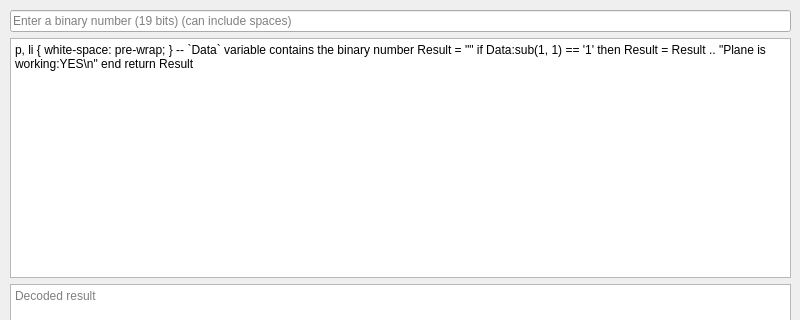
Old version of the form mainwindow.ui in the repository fomgleb/custom-bin-decoder; both pictures show x 0 to 800 and y 0 to 320 of the 800 by 600 pixel window.
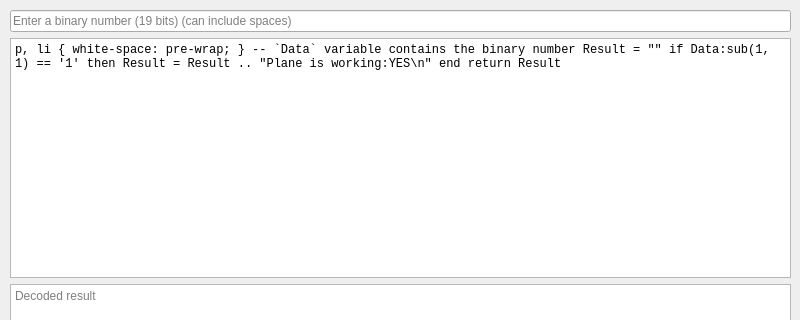
New version of the form.

Commit message: Change font in scriptTextEdit to Monospace

```diff
--- a/mainwindow.ui
+++ b/mainwindow.ui
@@ -54,19 +54,24 @@
      </item>
      <item>
       <widget class="QTextEdit" name="scriptTextEdit">
+       <property name="font">
+        <font>
+         <family>Monospace</family>
+        </font>
+       </property>
        <property name="html">
         <string>&lt;!DOCTYPE HTML PUBLIC &quot;-//W3C//DTD HTML 4.0//EN&quot; &quot;http://www.w3.org/TR/REC-html40/strict.dtd&quot;&gt;
 &lt;html&gt;&lt;head&gt;&lt;meta name=&quot;qrichtext&quot; content=&quot;1&quot; /&gt;&lt;style type=&quot;text/css&quot;&gt;
 p, li { white-space: pre-wrap; }
-&lt;/style&gt;&lt;/head&gt;&lt;body style=&quot; font-family:'Ubuntu'; font-size:10pt; font-weight:400; font-style:normal;&quot;&gt;
-&lt;p style=&quot; margin-top:0px; margin-bottom:0px; margin-left:0px; margin-right:0px; -qt-block-indent:0; text-indent:0px;&quot;&gt;&lt;span style=&quot; font-family:'Monospace';&quot;&gt;-- `Data` variable contains the binary number&lt;/span&gt;&lt;/p&gt;
-&lt;p style=&quot;-qt-paragraph-type:empty; margin-top:0px; margin-bottom:0px; margin-left:0px; margin-right:0px; -qt-block-indent:0; text-indent:0px; font-family:'Monospace';&quot;&gt;&lt;br /&gt;&lt;/p&gt;
-&lt;p style=&quot; margin-top:0px; margin-bottom:0px; margin-left:0px; margin-right:0px; -qt-block-indent:0; text-indent:0px;&quot;&gt;&lt;span style=&quot; font-family:'Monospace';&quot;&gt;Result = &amp;quot;&amp;quot;&lt;/span&gt;&lt;/p&gt;
-&lt;p style=&quot; margin-top:0px; margin-bottom:0px; margin-left:0px; margin-right:0px; -qt-block-indent:0; text-indent:0px;&quot;&gt;&lt;span style=&quot; font-family:'Monospace';&quot;&gt;if Data:sub(1, 1) == '1' then&lt;/span&gt;&lt;/p&gt;
-&lt;p style=&quot; margin-top:0px; margin-bottom:0px; margin-left:0px; margin-right:0px; -qt-block-indent:0; text-indent:0px;&quot;&gt;&lt;span style=&quot; font-family:'Monospace';&quot;&gt;	Result = Result .. &amp;quot;Plane is working:YES\n&amp;quot;&lt;/span&gt;&lt;/p&gt;
-&lt;p style=&quot; margin-top:0px; margin-bottom:0px; margin-left:0px; margin-right:0px; -qt-block-indent:0; text-indent:0px;&quot;&gt;&lt;span style=&quot; font-family:'Monospace';&quot;&gt;end&lt;/span&gt;&lt;/p&gt;
-&lt;p style=&quot;-qt-paragraph-type:empty; margin-top:0px; margin-bottom:0px; margin-left:0px; margin-right:0px; -qt-block-indent:0; text-indent:0px; font-family:'Monospace';&quot;&gt;&lt;br /&gt;&lt;/p&gt;
-&lt;p style=&quot; margin-top:0px; margin-bottom:0px; margin-left:0px; margin-right:0px; -qt-block-indent:0; text-indent:0px;&quot;&gt;&lt;span style=&quot; font-family:'Monospace';&quot;&gt;return Result&lt;/span&gt;&lt;/p&gt;&lt;/body&gt;&lt;/html&gt;</string>
+&lt;/style&gt;&lt;/head&gt;&lt;body style=&quot; font-family:'Monospace'; font-size:10pt; font-weight:400; font-style:normal;&quot;&gt;
+&lt;p style=&quot; margin-top:0px; margin-bottom:0px; margin-left:0px; margin-right:0px; -qt-block-indent:0; text-indent:0px;&quot;&gt;-- `Data` variable contains the binary number&lt;/p&gt;
+&lt;p style=&quot;-qt-paragraph-type:empty; margin-top:0px; margin-bottom:0px; margin-left:0px; margin-right:0px; -qt-block-indent:0; text-indent:0px;&quot;&gt;&lt;br /&gt;&lt;/p&gt;
+&lt;p style=&quot; margin-top:0px; margin-bottom:0px; margin-left:0px; margin-right:0px; -qt-block-indent:0; text-indent:0px;&quot;&gt;Result = &amp;quot;&amp;quot;&lt;/p&gt;
+&lt;p style=&quot; margin-top:0px; margin-bottom:0px; margin-left:0px; margin-right:0px; -qt-block-indent:0; text-indent:0px;&quot;&gt;if Data:sub(1, 1) == '1' then&lt;/p&gt;
+&lt;p style=&quot; margin-top:0px; margin-bottom:0px; margin-left:0px; margin-right:0px; -qt-block-indent:0; text-indent:0px;&quot;&gt;	Result = Result .. &amp;quot;Plane is working:YES\n&amp;quot;&lt;/p&gt;
+&lt;p style=&quot; margin-top:0px; margin-bottom:0px; margin-left:0px; margin-right:0px; -qt-block-indent:0; text-indent:0px;&quot;&gt;end&lt;/p&gt;
+&lt;p style=&quot;-qt-paragraph-type:empty; margin-top:0px; margin-bottom:0px; margin-left:0px; margin-right:0px; -qt-block-indent:0; text-indent:0px;&quot;&gt;&lt;br /&gt;&lt;/p&gt;
+&lt;p style=&quot; margin-top:0px; margin-bottom:0px; margin-left:0px; margin-right:0px; -qt-block-indent:0; text-indent:0px;&quot;&gt;return Result&lt;/p&gt;&lt;/body&gt;&lt;/html&gt;</string>
        </property>
        <property name="tabStopWidth">
         <number>20</number>
```
